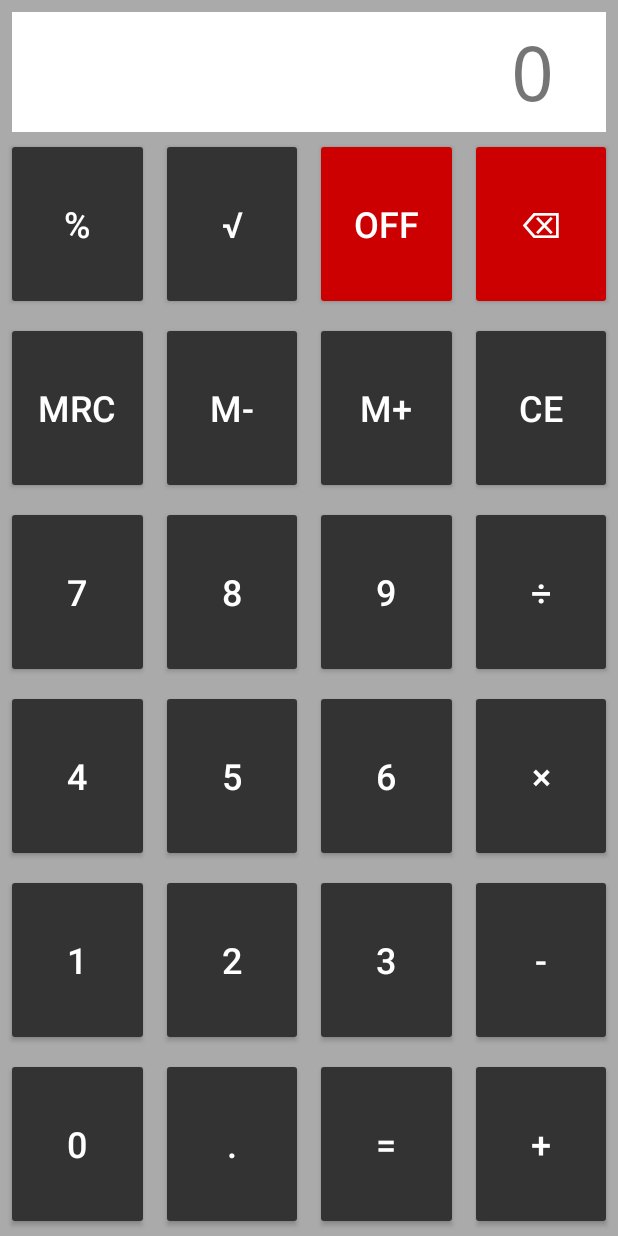
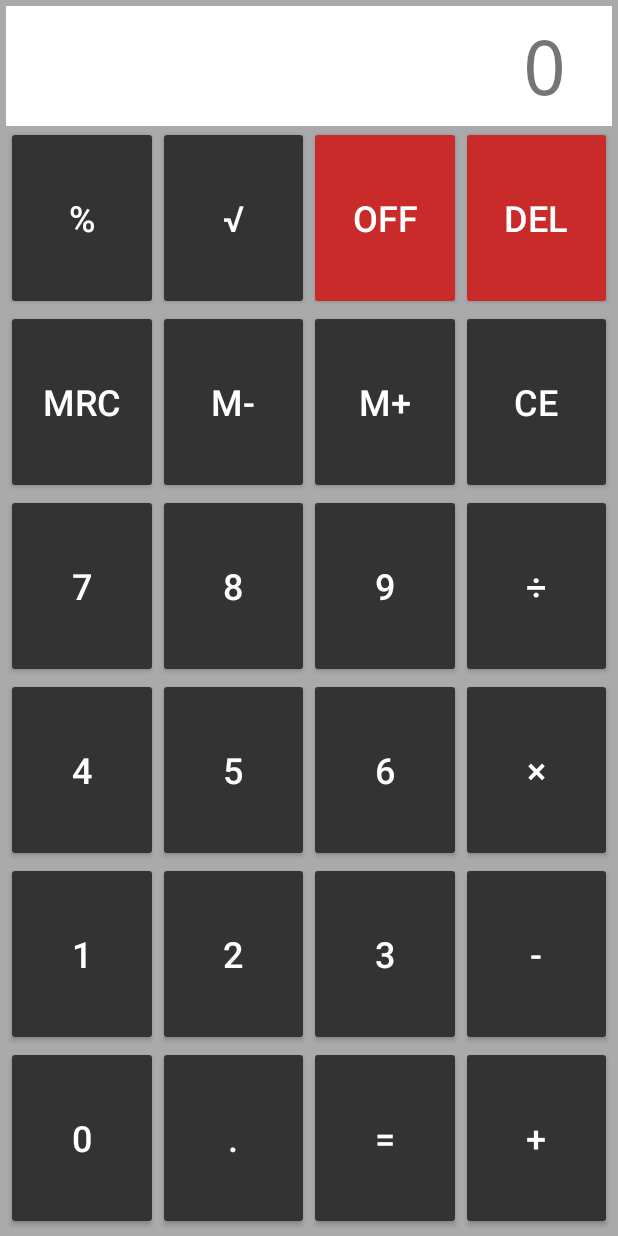
Before and after one commit to helton-isac/CalcHITG, an Android app: the screen it shows after launch (CalculatorActivity), on a phone screen of 412 x 824 dp. Run offline under Robolectric (Android 15) with nearby library versions, the phone set to English and light mode, and no system bars; libraries missing offline, so code that uses them is left out: com.crashlytics.android.

Commit message:
Improving Material Layout
Changes on spaces between bottons , animations during touchs, some sizes
and the backspace symbol

```diff
--- a/app/src/main/res/layout/activity_calculator.xml
+++ b/app/src/main/res/layout/activity_calculator.xml
@@ -5,6 +5,7 @@
     android:layout_width="match_parent"
     android:layout_height="match_parent"
     android:background="@android:color/darker_gray"
+    android:padding="4dp"
     android:id="@+id/calculatorView"
     tools:context="br.com.hitg.calculator.calculator.CalculatorActivity">
 
@@ -12,15 +13,10 @@
         android:id="@+id/txtDisplay"
         android:layout_width="0dp"
         android:layout_height="80dp"
-        android:layout_marginStart="8dp"
-        android:layout_marginTop="8dp"
-        android:layout_marginEnd="0dp"
-        android:layout_marginBottom="8dp"
         android:background="@android:color/background_light"
         android:fontFamily="monospace"
         android:gravity="center_vertical|end"
         android:maxLines="1"
-        android:padding="4dp"
         android:text="@string/digit_0"
         android:textSize="50sp"
         app:layout_constraintEnd_toStartOf="@+id/txtSignals"
@@ -31,273 +27,276 @@
         android:id="@+id/txtSignals"
         android:layout_width="30dp"
         android:layout_height="80dp"
-        android:layout_marginEnd="8dp"
-        android:layout_marginTop="8dp"
         android:background="@android:color/background_light"
         android:fontFamily="monospace"
         android:gravity="center_vertical|center_horizontal"
         android:maxLines="1"
-        android:padding="0dp"
         android:text="@string/plus_sign"
         android:textSize="30sp"
         app:layout_constraintEnd_toEndOf="parent"
         app:layout_constraintStart_toEndOf="@+id/txtDisplay"
         app:layout_constraintTop_toTopOf="parent" />
 
-    <Button
+    <android.support.v7.widget.AppCompatButton
         android:id="@+id/btnPercent"
-        style="@style/DefaultButton"
+        style="@style/BlackButtonStyle"
+        android:theme="@style/BlackButtonTheme"
+        android:text="@string/percent_sign"
         android:onClick="onClickButton"
-        android:text="@string/percent_sign"
         app:layout_constraintBottom_toTopOf="@id/btnMRC"
         app:layout_constraintEnd_toStartOf="@+id/btnSquareRoot"
         app:layout_constraintStart_toStartOf="parent"
         app:layout_constraintTop_toBottomOf="@+id/txtDisplay" />
 
-    <Button
+    <android.support.v7.widget.AppCompatButton
         android:id="@+id/btnSquareRoot"
-        style="@style/DefaultButton"
-        android:backgroundTint="?attr/colorPrimaryDark"
+        style="@style/BlackButtonStyle"
+        android:theme="@style/BlackButtonTheme"
+        android:text="@string/square_root_sign"
         android:onClick="onClickButton"
-        android:text="@string/square_root_sign"
-        android:textColor="@android:color/background_light"
         app:layout_constraintBottom_toTopOf="@id/btnMMinus"
         app:layout_constraintEnd_toStartOf="@+id/btnOff"
         app:layout_constraintStart_toEndOf="@id/btnPercent"
         app:layout_constraintTop_toBottomOf="@+id/txtDisplay" />
 
-    <Button
+    <android.support.v7.widget.AppCompatButton
         android:id="@+id/btnOff"
-        android:layout_width="0dp"
-        android:layout_height="0dp"
-        android:layout_marginBottom="4dp"
-        android:layout_marginEnd="4dp"
-        android:layout_marginStart="4dp"
-        android:layout_marginTop="4dp"
-        android:textSize="24sp"
-        android:backgroundTint="@android:color/holo_red_dark"
+        style="@style/RedButtonStyle"
+        android:theme="@style/RedButtonTheme"
+        android:text="@string/off"
         android:onClick="onClickButton"
-        android:text="@string/off"
-        android:textColor="@android:color/background_light"
         app:layout_constraintBottom_toTopOf="@id/btnMPlus"
         app:layout_constraintEnd_toStartOf="@+id/btnBack"
         app:layout_constraintStart_toEndOf="@+id/btnSquareRoot"
         app:layout_constraintTop_toBottomOf="@+id/txtDisplay" />
 
-    <Button
+    <android.support.v7.widget.AppCompatButton
         android:id="@+id/btnBack"
-        android:layout_width="0dp"
-        android:layout_height="0dp"
-        android:layout_marginBottom="4dp"
-        android:layout_marginEnd="4dp"
-        android:layout_marginStart="4dp"
-        android:layout_marginTop="4dp"
-        android:backgroundTint="@android:color/holo_red_dark"
+        style="@style/RedButtonStyle"
+        android:theme="@style/RedButtonTheme"
+        android:text="@string/backspace"
         android:onClick="onClickButton"
-        android:text="@string/backspace"
-        android:textColor="@android:color/background_light"
-        android:textSize="24sp"
         app:layout_constraintBottom_toTopOf="@id/btnCE"
         app:layout_constraintEnd_toEndOf="parent"
         app:layout_constraintStart_toEndOf="@id/btnOff"
         app:layout_constraintTop_toBottomOf="@+id/txtDisplay" />
 
-    <Button
+    <android.support.v7.widget.AppCompatButton
         android:id="@+id/btnMRC"
-        style="@style/DefaultButton"
+        style="@style/BlackButtonStyle"
+        android:theme="@style/BlackButtonTheme"
+        android:text="@string/mrc"
         android:onClick="onClickButton"
-        android:text="@string/mrc"
         app:layout_constraintBottom_toTopOf="@id/btnSeven"
         app:layout_constraintEnd_toStartOf="@+id/btnMMinus"
         app:layout_constraintStart_toStartOf="parent"
         app:layout_constraintTop_toBottomOf="@+id/btnPercent" />
 
-    <Button
+    <android.support.v7.widget.AppCompatButton
         android:id="@+id/btnMMinus"
-        style="@style/DefaultButton"
+        style="@style/BlackButtonStyle"
+        android:theme="@style/BlackButtonTheme"
+        android:text="@string/m_minus"
         android:onClick="onClickButton"
-        android:text="@string/m_minus"
         app:layout_constraintBottom_toTopOf="@id/btnEight"
         app:layout_constraintEnd_toStartOf="@+id/btnMPlus"
         app:layout_constraintStart_toEndOf="@id/btnMRC"
         app:layout_constraintTop_toBottomOf="@+id/btnSquareRoot" />
 
-    <Button
+    <android.support.v7.widget.AppCompatButton
         android:id="@+id/btnMPlus"
-        style="@style/DefaultButton"
+        style="@style/BlackButtonStyle"
+        android:theme="@style/BlackButtonTheme"
+        android:text="@string/m_plus"
         android:onClick="onClickButton"
-        android:text="@string/m_plus"
         app:layout_constraintBottom_toTopOf="@id/btnNine"
         app:layout_constraintEnd_toStartOf="@+id/btnCE"
         app:layout_constraintStart_toEndOf="@id/btnMMinus"
         app:layout_constraintTop_toBottomOf="@+id/btnOff" />
 
-    <Button
+    <android.support.v7.widget.AppCompatButton
         android:id="@+id/btnCE"
-        style="@style/DefaultButton"
+        style="@style/BlackButtonStyle"
+        android:theme="@style/BlackButtonTheme"
+        android:text="@string/ce"
         android:onClick="onClickButton"
-        android:text="@string/ce"
         app:layout_constraintBottom_toTopOf="@id/btnDivide"
         app:layout_constraintEnd_toEndOf="parent"
         app:layout_constraintStart_toEndOf="@id/btnMPlus"
         app:layout_constraintTop_toBottomOf="@+id/btnBack" />
 
-    <Button
+    <android.support.v7.widget.AppCompatButton
         android:id="@+id/btnSeven"
-        style="@style/DefaultButton"
+        style="@style/BlackButtonStyle"
+        android:theme="@style/BlackButtonTheme"
+        android:text="@string/digit_7"
         android:onClick="onClickButton"
-        android:text="@string/digit_7"
         app:layout_constraintBottom_toTopOf="@id/btnFour"
         app:layout_constraintEnd_toStartOf="@+id/btnEight"
         app:layout_constraintStart_toStartOf="parent"
         app:layout_constraintTop_toBottomOf="@+id/btnMRC" />
 
-    <Button
+    <android.support.v7.widget.AppCompatButton
         android:id="@+id/btnEight"
-        style="@style/DefaultButton"
+        style="@style/BlackButtonStyle"
+        android:theme="@style/BlackButtonTheme"
+        android:text="@string/digit_8"
         android:onClick="onClickButton"
-        android:text="@string/digit_8"
         app:layout_constraintBottom_toTopOf="@id/btnFive"
         app:layout_constraintEnd_toStartOf="@+id/btnNine"
         app:layout_constraintStart_toEndOf="@id/btnSeven"
         app:layout_constraintTop_toBottomOf="@+id/btnMMinus" />
 
-    <Button
+    <android.support.v7.widget.AppCompatButton
         android:id="@+id/btnNine"
-        style="@style/DefaultButton"
+        style="@style/BlackButtonStyle"
+        android:theme="@style/BlackButtonTheme"
+        android:text="@string/digit_9"
         android:onClick="onClickButton"
-        android:text="@string/digit_9"
         app:layout_constraintBottom_toTopOf="@id/btnSix"
         app:layout_constraintEnd_toStartOf="@+id/btnDivide"
         app:layout_constraintStart_toEndOf="@id/btnEight"
         app:layout_constraintTop_toBottomOf="@+id/btnMPlus" />
 
-    <Button
+    <android.support.v7.widget.AppCompatButton
         android:id="@+id/btnDivide"
-        style="@style/DefaultButton"
+        style="@style/BlackButtonStyle"
+        android:theme="@style/BlackButtonTheme"
+        android:text="@string/division_sign"
         android:onClick="onClickButton"
-        android:text="@string/division_sign"
         app:layout_constraintBottom_toTopOf="@id/btnMultiply"
         app:layout_constraintEnd_toEndOf="parent"
         app:layout_constraintStart_toEndOf="@id/btnNine"
         app:layout_constraintTop_toBottomOf="@+id/btnCE" />
 
-    <Button
+    <android.support.v7.widget.AppCompatButton
         android:id="@+id/btnFour"
-        style="@style/DefaultButton"
+        style="@style/BlackButtonStyle"
+        android:theme="@style/BlackButtonTheme"
+        android:text="@string/digit_4"
         android:onClick="onClickButton"
-        android:text="@string/digit_4"
         app:layout_constraintBottom_toTopOf="@id/btnOne"
         app:layout_constraintEnd_toStartOf="@+id/btnFive"
         app:layout_constraintStart_toStartOf="parent"
         app:layout_constraintTop_toBottomOf="@+id/btnSeven" />
 
-    <Button
+    <android.support.v7.widget.AppCompatButton
         android:id="@+id/btnFive"
-        style="@style/DefaultButton"
+        style="@style/BlackButtonStyle"
+        android:theme="@style/BlackButtonTheme"
+        android:text="@string/digit_5"
         android:onClick="onClickButton"
-        android:text="@string/digit_5"
         app:layout_constraintBottom_toTopOf="@id/btnTwo"
         app:layout_constraintEnd_toStartOf="@+id/btnSix"
         app:layout_constraintStart_toEndOf="@id/btnFour"
         app:layout_constraintTop_toBottomOf="@+id/btnEight" />
 
-    <Button
+    <android.support.v7.widget.AppCompatButton
         android:id="@+id/btnSix"
-        style="@style/DefaultButton"
+        style="@style/BlackButtonStyle"
+        android:theme="@style/BlackButtonTheme"
+        android:text="@string/digit_6"
         android:onClick="onClickButton"
-        android:text="@string/digit_6"
         app:layout_constraintBottom_toTopOf="@id/btnThree"
         app:layout_constraintEnd_toStartOf="@+id/btnMultiply"
         app:layout_constraintStart_toEndOf="@id/btnFive"
         app:layout_constraintTop_toBottomOf="@+id/btnNine" />
 
-    <Button
+    <android.support.v7.widget.AppCompatButton
         android:id="@+id/btnMultiply"
-        style="@style/DefaultButton"
+        style="@style/BlackButtonStyle"
+        android:theme="@style/BlackButtonTheme"
+        android:text="@string/multiplication_sign"
         android:onClick="onClickButton"
-        android:text="@string/multiplication_sign"
         app:layout_constraintBottom_toTopOf="@id/btnMinus"
         app:layout_constraintEnd_toEndOf="parent"
         app:layout_constraintStart_toEndOf="@id/btnSix"
         app:layout_constraintTop_toBottomOf="@+id/btnDivide" />
 
-    <Button
+    <android.support.v7.widget.AppCompatButton
         android:id="@+id/btnOne"
-        style="@style/DefaultButton"
+        style="@style/BlackButtonStyle"
+        android:theme="@style/BlackButtonTheme"
+        android:text="@string/digit_1"
         android:onClick="onClickButton"
-        android:text="@string/digit_1"
         app:layout_constraintBottom_toTopOf="@id/btnZero"
         app:layout_constraintEnd_toStartOf="@+id/btnTwo"
         app:layout_constraintStart_toStartOf="parent"
         app:layout_constraintTop_toBottomOf="@+id/btnFour" />
 
-    <Button
+    <android.support.v7.widget.AppCompatButton
         android:id="@+id/btnTwo"
-        style="@style/DefaultButton"
+        style="@style/BlackButtonStyle"
+        android:theme="@style/BlackButtonTheme"
+        android:text="@string/digit_2"
         android:onClick="onClickButton"
-        android:text="@string/digit_2"
         app:layout_constraintBottom_toTopOf="@id/btnDot"
         app:layout_constraintEnd_toStartOf="@+id/btnThree"
         app:layout_constraintStart_toEndOf="@id/btnOne"
         app:layout_constraintTop_toBottomOf="@+id/btnFive" />
 
-    <Button
+    <android.support.v7.widget.AppCompatButton
         android:id="@+id/btnThree"
-        style="@style/DefaultButton"
+        style="@style/BlackButtonStyle"
+        android:theme="@style/BlackButtonTheme"
+        android:text="@string/digit_3"
         android:onClick="onClickButton"
-        android:text="@string/digit_3"
         app:layout_constraintBottom_toTopOf="@id/btnEquals"
         app:layout_constraintEnd_toStartOf="@+id/btnMinus"
         app:layout_constraintStart_toEndOf="@id/btnTwo"
         app:layout_constraintTop_toBottomOf="@+id/btnSix" />
 
-    <Button
+    <android.support.v7.widget.AppCompatButton
         android:id="@+id/btnMinus"
-        style="@style/DefaultButton"
+        style="@style/BlackButtonStyle"
+        android:theme="@style/BlackButtonTheme"
+        android:text="@string/minus_sign"
         android:onClick="onClickButton"
-        android:text="@string/minus_sign"
         app:layout_constraintBottom_toTopOf="@id/btnPlus"
         app:layout_constraintEnd_toEndOf="parent"
         app:layout_constraintStart_toEndOf="@id/btnThree"
         app:layout_constraintTop_toBottomOf="@+id/btnMultiply" />
 
-    <Button
+    <android.support.v7.widget.AppCompatButton
         android:id="@+id/btnZero"
-        style="@style/DefaultButton"
+        style="@style/BlackButtonStyle"
+        android:theme="@style/BlackButtonTheme"
+        android:text="@string/digit_0"
         android:onClick="onClickButton"
-        android:text="@string/digit_0"
         app:layout_constraintBottom_toBottomOf="parent"
         app:layout_constraintEnd_toStartOf="@+id/btnDot"
         app:layout_constraintStart_toStartOf="parent"
         app:layout_constraintTop_toBottomOf="@+id/btnOne" />
 
-    <Button
+    <android.support.v7.widget.AppCompatButton
         android:id="@+id/btnDot"
-        style="@style/DefaultButton"
+        style="@style/BlackButtonStyle"
+        android:theme="@style/BlackButtonTheme"
+        android:text="@string/dot_sign"
         android:onClick="onClickButton"
-        android:text="@string/dot_sign"
         app:layout_constraintBottom_toBottomOf="parent"
         app:layout_constraintEnd_toStartOf="@+id/btnEquals"
         app:layout_constraintStart_toEndOf="@id/btnZero"
         app:layout_constraintTop_toBottomOf="@+id/btnTwo" />
 
-    <Button
+    <android.support.v7.widget.AppCompatButton
         android:id="@+id/btnEquals"
-        style="@style/DefaultButton"
+        style="@style/BlackButtonStyle"
+        android:theme="@style/BlackButtonTheme"
+        android:text="@string/equals_sign"
         android:onClick="onClickButton"
-        android:text="@string/equals_sign"
         app:layout_constraintBottom_toBottomOf="parent"
         app:layout_constraintEnd_toStartOf="@+id/btnPlus"
         app:layout_constraintStart_toEndOf="@id/btnDot"
         app:layout_constraintTop_toBottomOf="@+id/btnThree" />
 
 
-    <Button
+    <android.support.v7.widget.AppCompatButton
         android:id="@+id/btnPlus"
-        style="@style/DefaultButton"
+        style="@style/BlackButtonStyle"
+        android:theme="@style/BlackButtonTheme"
+        android:text="@string/plus_sign"
         android:onClick="onClickButton"
-        android:text="@string/plus_sign"
         app:layout_constraintBottom_toBottomOf="parent"
         app:layout_constraintEnd_toEndOf="parent"
         app:layout_constraintStart_toEndOf="@id/btnEquals"
--- a/app/src/main/res/values/colors.xml
+++ b/app/src/main/res/values/colors.xml
@@ -3,4 +3,9 @@
     <color name="colorPrimary">#3F51B5</color>
     <color name="colorPrimaryDark">#303F9F</color>
     <color name="colorAccent">#ff4081</color>
+    <color name="colorRedPrimary">#C92B2B</color>
+    <color name="colorRedLight">#FF9482</color>
+    <color name="colorBlackPrimary">#333333</color>
+    <color name="colorBlackLight">#898989</color>
+    <color name="colorWhiteText">#FFFFFF</color>
 </resources>
--- a/app/src/main/res/values/strings.xml
+++ b/app/src/main/res/values/strings.xml
@@ -18,7 +18,7 @@
     <string name="percent_sign">%</string>
     <string name="square_root_sign">√</string>
     <string name="equals_sign">=</string>
-    <string name="backspace">⌫</string>
+    <string name="backspace">DEL</string>
     <string name="mrc">MRC</string>
     <string name="m_minus">M-</string>
     <string name="m_plus">M+</string>
--- a/app/src/main/res/values/styles.xml
+++ b/app/src/main/res/values/styles.xml
@@ -8,16 +8,28 @@
         <item name="colorAccent">@color/colorAccent</item>
     </style>
 
-    <style name="DefaultButton" parent="Widget.AppCompat.Button">
-        <item name="android:layout_marginBottom">4dp</item>
-        <item name="android:layout_marginEnd">4dp</item>
-        <item name="android:layout_marginStart">4dp</item>
-        <item name="android:layout_marginTop">4dp</item>
+    <style name="BlackButtonStyle" parent="Widget.AppCompat.Button">
         <item name="android:layout_width">0dp</item>
         <item name="android:layout_height">0dp</item>
         <item name="android:textSize">24sp</item>
-        <item name="android:textColor">@android:color/background_light</item>
-        <item name="backgroundTint">#333333</item>
+        <item name="android:textColor">@color/colorWhiteText</item>
+    </style>
+
+    <style name="BlackButtonTheme" parent="Widget.AppCompat.Button">
+        <item name="colorButtonNormal">@color/colorBlackPrimary</item>
+        <item name="colorControlHighlight">@color/colorBlackLight</item>
+    </style>
+
+    <style name="RedButtonStyle" parent="Widget.AppCompat.Button">
+        <item name="android:layout_width">0dp</item>
+        <item name="android:layout_height">0dp</item>
+        <item name="android:textSize">24sp</item>
+        <item name="android:textColor">@color/colorWhiteText</item>
+    </style>
+
+    <style name="RedButtonTheme" parent="Widget.AppCompat.Button">
+        <item name="colorButtonNormal">@color/colorRedPrimary</item>
+        <item name="colorControlHighlight">@color/colorRedLight</item>
     </style>
 
 
```
